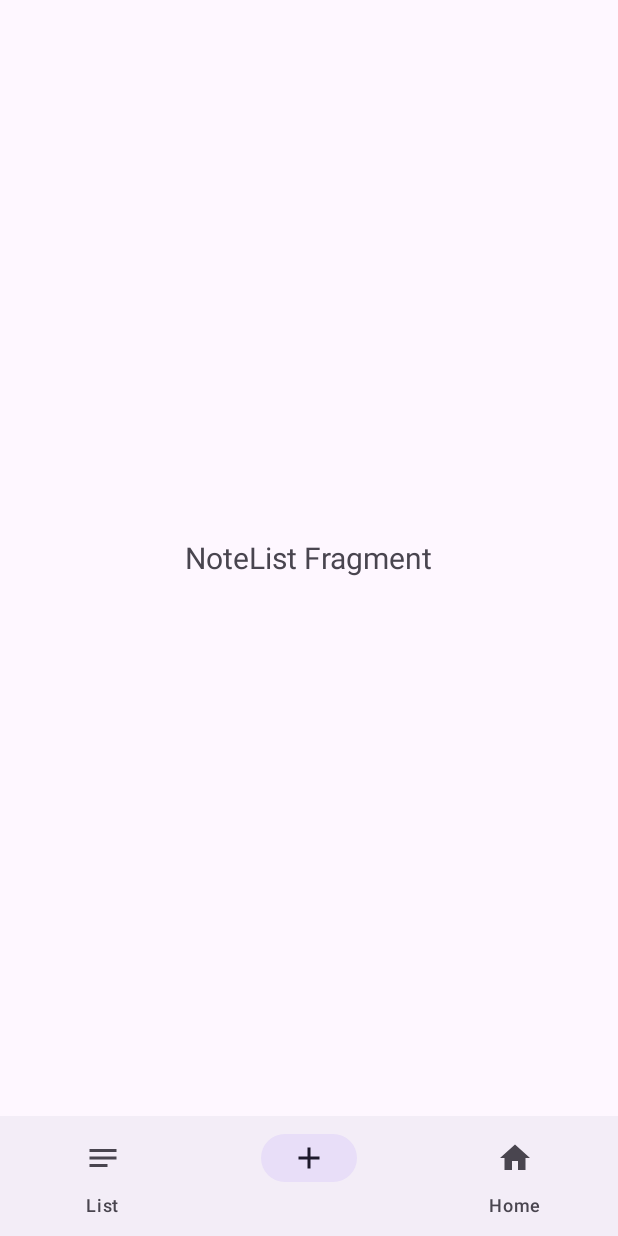
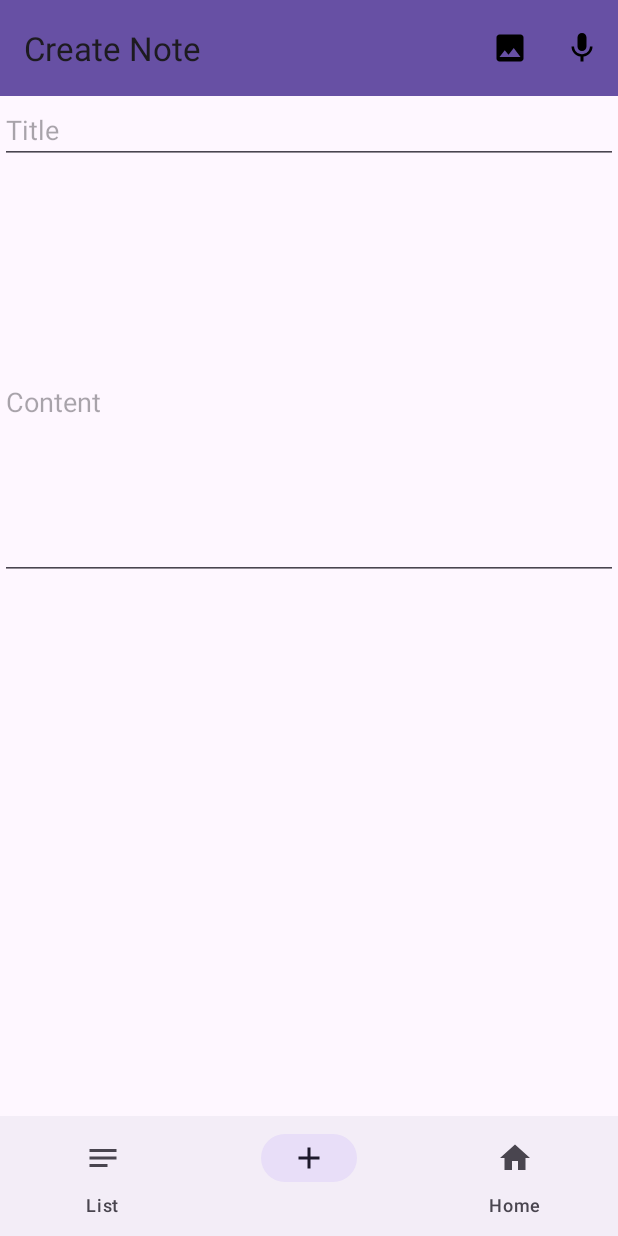
Before and after one commit to manykun/Note, an Android app: the MainActivity screen opened directly, with no data from a screen before it, item 2 of the bottom bar chosen, on a phone screen of 412 x 824 dp. Run offline under Robolectric (Android 15) with nearby library versions, the phone set to English and light mode, and no system bars; libraries missing offline, so code that uses them is left out: com.xuexiang.xormlite.

Commit message:
feat: 实现笔记创建

```diff
--- a/frontend/app/build.gradle
+++ b/frontend/app/build.gradle
@@ -37,6 +37,12 @@ dependencies {
     implementation libs.xpage.lib
     annotationProcessor libs.xpage.compiler
 
+    implementation libs.xormlite.runtime
+    annotationProcessor libs.xormlite.compiler
+
+    implementation libs.ormlite.android
+    implementation libs.j256.ormlite.core
+
     implementation libs.xui
     implementation libs.glide
     implementation libs.okhttp
--- a/frontend/app/src/main/java/android/example/note/MainActivity.java
+++ b/frontend/app/src/main/java/android/example/note/MainActivity.java
@@ -12,10 +12,6 @@ import androidx.fragment.app.Fragment;
 
 import com.google.android.material.bottomnavigation.BottomNavigationView;
 
-//import com.xuexiang.xui.XUI;
-//import com.xuexiang.xui.widget.tabbar.VerticalTabLayout;
-//import com.xuexiang.xui.widget.tabbar.vertical.TabView;
-//import com.xuexiang.xui.widget.textview.badge.Badge;
 
 public class MainActivity extends AppCompatActivity {
     @Override
@@ -32,7 +28,7 @@ public class MainActivity extends AppCompatActivity {
                 if (item.getItemId() == R.id.nav_list) {
                     selectedFragment = new NoteListFragment();
                 } else if (item.getItemId() == R.id.nav_notedetail) {
-                    selectedFragment = new NoteDetailFragment();
+                    selectedFragment = new NoteAddFragment();
                 } else if (item.getItemId() == R.id.nav_home) {
                     selectedFragment = new HomePageFragment();
                 }
--- /dev/null
+++ b/frontend/app/src/main/res/drawable/baseline_stop_24.xml
@@ -0,0 +1,5 @@
+<vector xmlns:android="http://schemas.android.com/apk/res/android" android:height="24dp" android:tint="#000000" android:viewportHeight="24" android:viewportWidth="24" android:width="24dp">
+
+    <path android:fillColor="@android:color/white" android:pathData="M6,6h12v12H6z"/>
+
+</vector>
--- /dev/null
+++ b/frontend/app/src/main/res/layout/noteaddfragment.xml
@@ -0,0 +1,65 @@
+<?xml version="1.0" encoding="utf-8"?>
+<LinearLayout xmlns:android="http://schemas.android.com/apk/res/android"
+    android:layout_width="match_parent"
+    android:layout_height="match_parent"
+    xmlns:app="http://schemas.android.com/apk/res-auto"
+    android:orientation="vertical">
+
+    <androidx.appcompat.widget.Toolbar
+        android:id="@+id/toolbar"
+        android:layout_width="match_parent"
+        android:layout_height="?attr/actionBarSize"
+        android:background="?attr/colorPrimary"
+        app:title="Create Note"
+        app:popupTheme="@style/ThemeOverlay.AppCompat.Light"/>
+
+    <ScrollView
+        android:layout_width="match_parent"
+        android:layout_height="wrap_content"
+        android:layout_below="@id/toolbar">
+
+        <LinearLayout
+            android:layout_width="match_parent"
+            android:layout_height="wrap_content"
+            android:orientation="vertical">
+
+            <EditText
+                android:id="@+id/edit_text_title"
+                android:layout_width="match_parent"
+                android:layout_height="wrap_content"
+                android:hint="Title"
+                android:inputType="text" />
+
+            <GridLayout
+                android:id="@+id/gridLayout"
+                android:layout_width="match_parent"
+                android:layout_height="wrap_content"
+                android:columnCount="3"
+                android:rowCount="2"
+                android:padding="16dp"
+                android:orientation="horizontal"
+                android:layout_marginBottom="8dp">
+
+            </GridLayout>
+
+            <EditText
+                android:id="@+id/edit_text_content"
+                android:layout_width="match_parent"
+                android:layout_height="wrap_content"
+                android:hint="Content"
+                android:inputType="textMultiLine"
+                android:minLines="10" />
+        </LinearLayout>
+
+    </ScrollView>
+
+    <com.google.android.material.floatingactionbutton.FloatingActionButton
+        android:id="@+id/fab_stop_recording"
+        android:layout_width="wrap_content"
+        android:layout_height="wrap_content"
+        android:layout_gravity="bottom|end"
+        android:layout_margin="16dp"
+        android:src="@drawable/baseline_stop_24"
+        app:fabSize="normal" />
+
+</LinearLayout>
--- /dev/null
+++ b/frontend/app/src/main/res/menu/add_note.xml
@@ -0,0 +1,14 @@
+<?xml version="1.0" encoding="utf-8"?>
+<menu xmlns:app="http://schemas.android.com/apk/res-auto"
+    xmlns:android="http://schemas.android.com/apk/res/android">
+    <item
+        android:id="@+id/action_photo"
+        android:title="Save"
+        android:icon="@drawable/photo"
+        app:showAsAction="ifRoom" />
+    <item
+        android:id="@+id/action_record"
+        android:icon="@drawable/mic"
+        android:title="Delete"
+        app:showAsAction="ifRoom" />
+</menu>
```
Also changed, not shown: frontend/app/src/main/AndroidManifest.xml (+7 -0 lines), frontend/app/src/main/java/android/example/note/InternalDataBase.java (added, +66 -0 lines), frontend/app/src/main/java/android/example/note/LoginPage.java (+12 -0 lines), frontend/app/src/main/java/android/example/note/Note.java (added, +22 -0 lines), frontend/app/src/main/java/android/example/note/NoteAddFragment.java (added, +265 -0 lines), frontend/app/src/main/java/android/example/note/NoteModel.java (added, +51 -0 lines), frontend/gradle/libs.versions.toml (+7 -0 lines), 2 other files.
